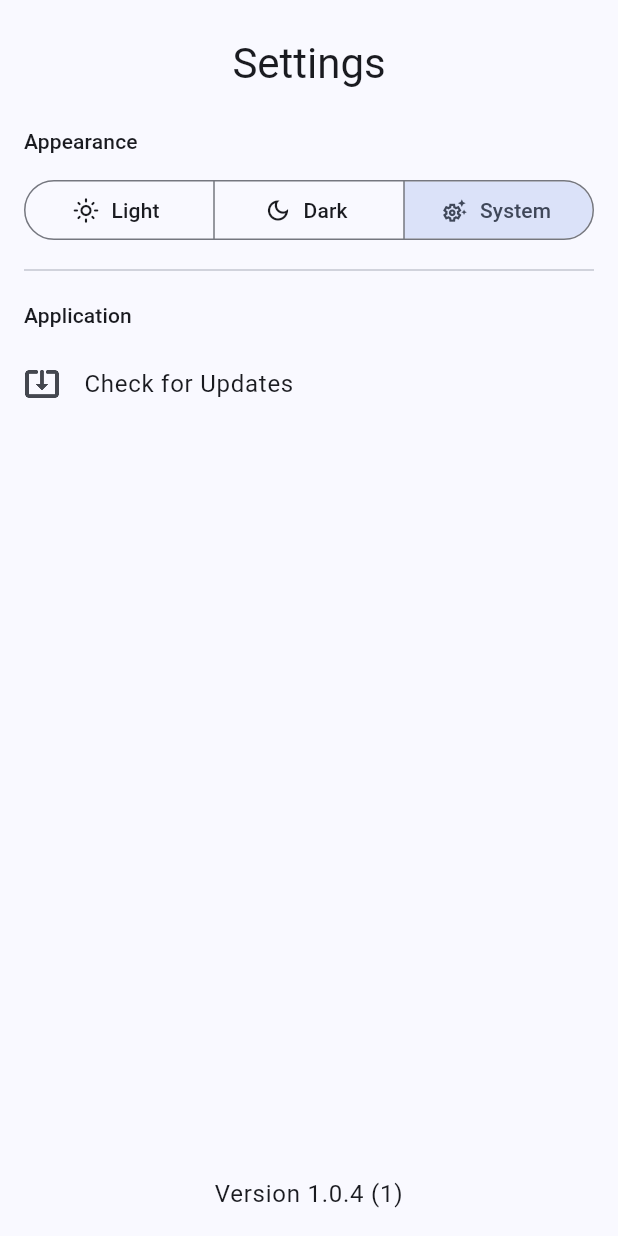
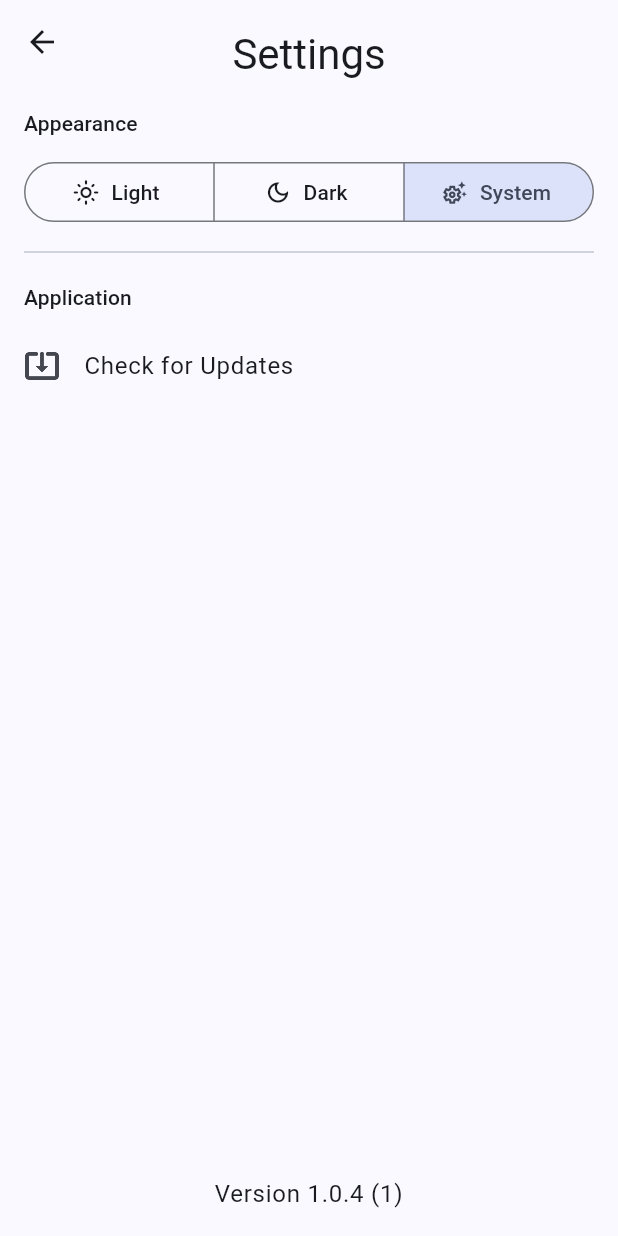
Before and after one commit to FlamingWater35/QuickScan, a Flutter app: the SettingsScreen screen opened directly, on a phone screen of 412 x 824 dp. Run offline on Flutter 3.47's test engine with Material 3 defaults, Android fonts, the phone set to English and light mode, and no system bars; our stand-ins replace device_info_plus, file_picker, flutter_riverpod, image_picker, open_filex, package_info_plus and 2 more; missing offline and left inert: mobile_scanner; accounts and stored records are empty.

Commit message:
Update settings screen

```diff
--- a/lib/screens/settings_screen.dart
+++ b/lib/screens/settings_screen.dart
@@ -60,17 +60,20 @@ class _SettingsScreenState extends ConsumerState<SettingsScreen> {
     final theme = Theme.of(context);
     final currentMode = ref.watch(themeProvider);
 
-    return SafeArea(
-      child: Column(
-        children: [
-          Padding(
+    return Scaffold(
+      appBar: AppBar(
+        centerTitle: true,
+        title: Padding(
           padding: const EdgeInsets.fromLTRB(16.0, 24.0, 16.0, 8.0),
           child: Text(
             'Settings',
             style: theme.textTheme.headlineMedium,
           ),
         ),
-
+      ),
+      body: SafeArea(
+        child: Column(
+          children: [
             Expanded(
               child: ListView(
                 padding: const EdgeInsets.symmetric(vertical: 8.0),
@@ -143,6 +146,7 @@ class _SettingsScreenState extends ConsumerState<SettingsScreen> {
             ),
           ],
         ),
+      ),
     );
   }
 }
```
Lines whose indentation alone changed are shown as unchanged.
